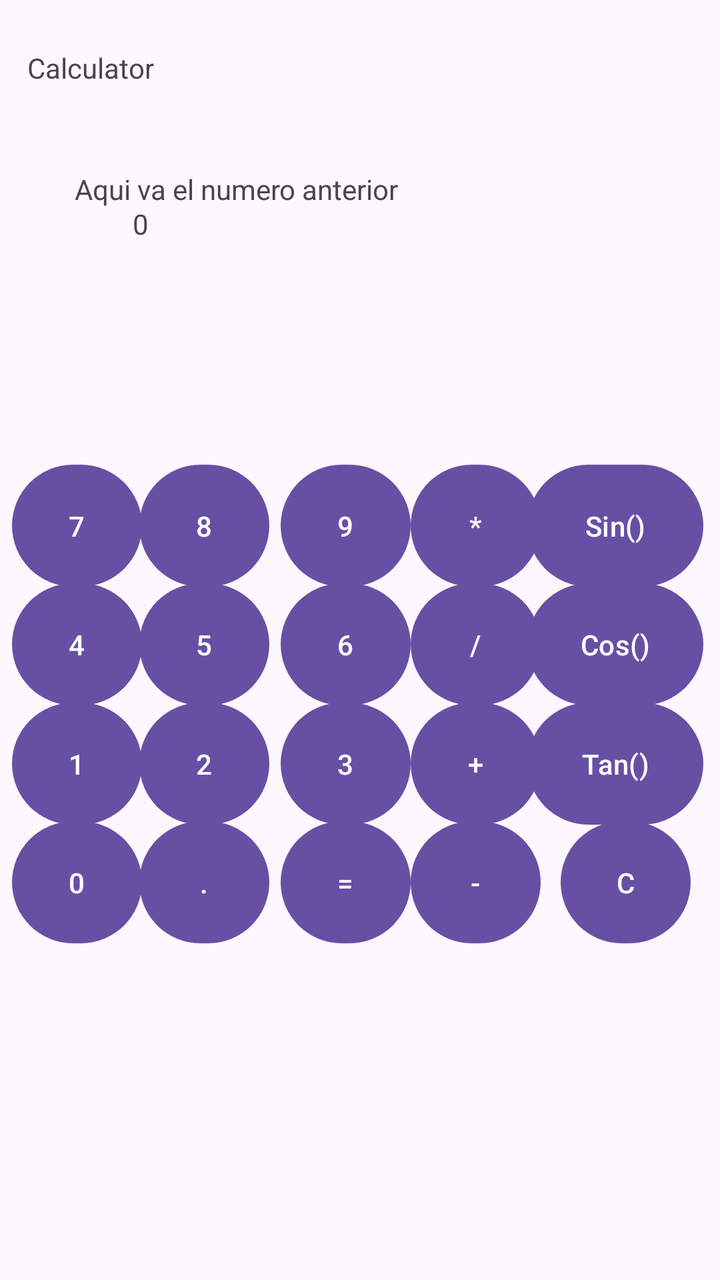
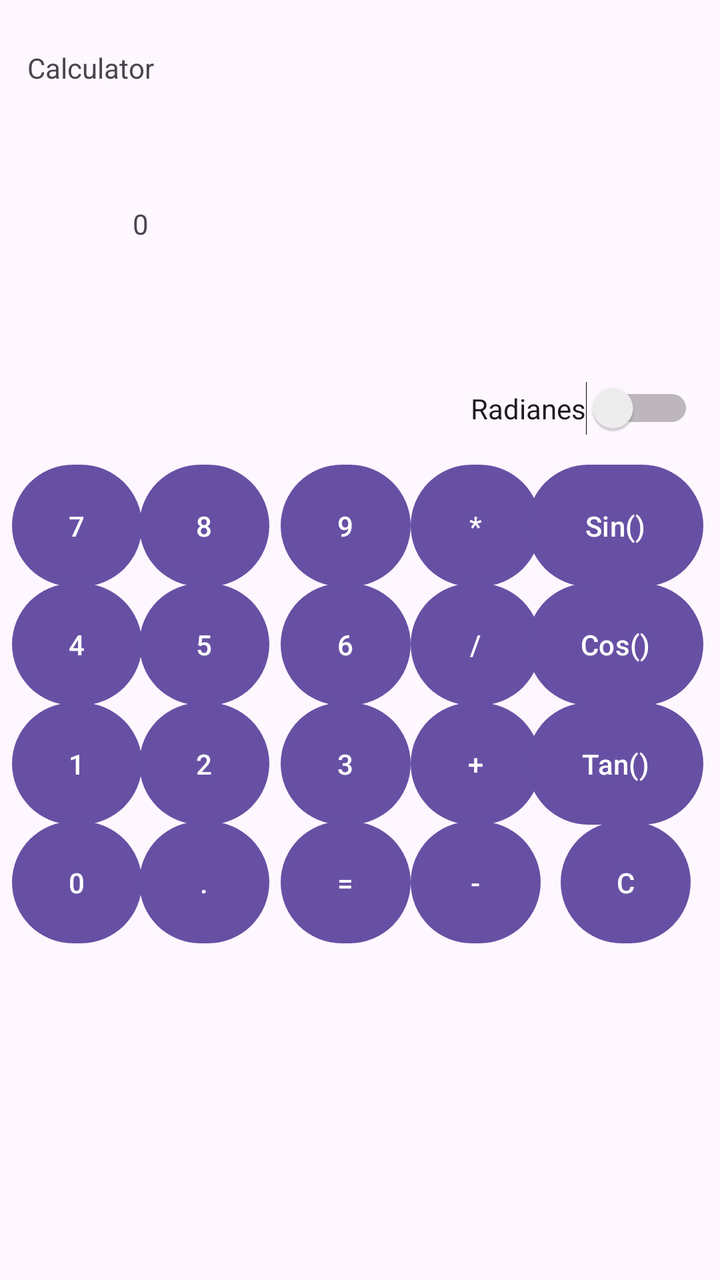

Screens rendered from an Android XML layout before and after an edit, with the pre-edit source and the edit as a unified diff.
<!-- AndroidManifest.xml: application theme Theme.MyApplication -->
<!-- res/layout/activity_main.xml -->
<?xml version="1.0" encoding="utf-8"?>
<androidx.constraintlayout.widget.ConstraintLayout xmlns:android="http://schemas.android.com/apk/res/android"
    xmlns:app="http://schemas.android.com/apk/res-auto"
    xmlns:tools="http://schemas.android.com/tools"
    android:id="@+id/main"
    android:layout_width="match_parent"
    android:layout_height="match_parent"
    tools:context=".MainActivity">

    <TextView
        android:id="@+id/textView2"
        android:layout_width="wrap_content"
        android:layout_height="wrap_content"
        android:text="Aqui va el numero anterior"
        app:layout_constraintBottom_toBottomOf="parent"
        app:layout_constraintEnd_toEndOf="parent"
        app:layout_constraintHorizontal_bias="0.188"
        app:layout_constraintStart_toStartOf="parent"
        app:layout_constraintTop_toTopOf="parent"
        app:layout_constraintVertical_bias="0.137" />

    <Button
        android:id="@+id/buttonClear"
        android:layout_width="65dp"
        android:layout_height="69dp"
        android:text="C"
        app:layout_constraintBottom_toBottomOf="parent"
        app:layout_constraintEnd_toEndOf="parent"
        app:layout_constraintHorizontal_bias="0.95"
        app:layout_constraintStart_toStartOf="parent"
        app:layout_constraintTop_toTopOf="parent"
        app:layout_constraintVertical_bias="0.712" />

    <Button
        android:id="@+id/buttonPoint"
        android:layout_width="65dp"
        android:layout_height="69dp"
        android:text="."
        app:layout_constraintBottom_toBottomOf="parent"
        app:layout_constraintEnd_toEndOf="parent"
        app:layout_constraintHorizontal_bias="0.236"
        app:layout_constraintStart_toStartOf="parent"
        app:layout_constraintTop_toTopOf="parent"
        app:layout_constraintVertical_bias="0.712" />

    <Button
        android:id="@+id/button8"
        android:layout_width="65dp"
        android:layout_height="69dp"
        android:text="8"
        app:layout_constraintBottom_toBottomOf="parent"
        app:layout_constraintEnd_toEndOf="parent"
        app:layout_constraintHorizontal_bias="0.236"
        app:layout_constraintStart_toStartOf="parent"
        app:layout_constraintTop_toTopOf="parent"
        app:layout_constraintVertical_bias="0.4" />

    <Button
        android:id="@+id/buttonTimes"
        android:layout_width="65dp"
        android:layout_height="69dp"
        android:text="*"
        app:layout_constraintBottom_toBottomOf="parent"
        app:layout_constraintEnd_toEndOf="parent"
        app:layout_constraintHorizontal_bias="0.696"
        app:layout_constraintStart_toStartOf="parent"
        app:layout_constraintTop_toTopOf="parent"
        app:layout_constraintVertical_bias="0.4" />

    <Button
        android:id="@+id/button6"
        android:layout_width="65dp"
        android:layout_height="69dp"
        android:text="6"
        app:layout_constraintBottom_toBottomOf="parent"
        app:layout_constraintEnd_toEndOf="parent"
        app:layout_constraintHorizontal_bias="0.476"
        app:layout_constraintStart_toStartOf="parent"
        app:layout_constraintTop_toTopOf="parent"
        app:layout_constraintVertical_bias="0.504" />

    <Button
        android:id="@+id/button5"
        android:layout_width="65dp"
        android:layout_height="69dp"
        android:text="5"
        app:layout_constraintBottom_toBottomOf="parent"
        app:layout_constraintEnd_toEndOf="parent"
        app:layout_constraintHorizontal_bias="0.236"
        app:layout_constraintStart_toStartOf="parent"
        app:layout_constraintTop_toTopOf="parent"
        app:layout_constraintVertical_bias="0.504" />

    <Button
        android:id="@+id/button3"
        android:layout_width="65dp"
        android:layout_height="69dp"
        android:text="3"
        app:layout_constraintBottom_toBottomOf="parent"
        app:layout_constraintEnd_toEndOf="parent"
        app:layout_constraintHorizontal_bias="0.476"
        app:layout_constraintStart_toStartOf="parent"
        app:layout_constraintTop_toTopOf="parent"
        app:layout_constraintVertical_bias="0.608" />

    <Button
        android:id="@+id/buttonDividedBy"
        android:layout_width="65dp"
        android:layout_height="69dp"
        android:text="/"
        app:layout_constraintBottom_toBottomOf="parent"
        app:layout_constraintEnd_toEndOf="parent"
        app:layout_constraintHorizontal_bias="0.696"
        app:layout_constraintStart_toStartOf="parent"
        app:layout_constraintTop_toTopOf="parent"
        app:layout_constraintVertical_bias="0.504" />

    <Button
        android:id="@+id/button"
        android:layout_width="65dp"
        android:layout_height="69dp"
        android:text="1"
        app:layout_constraintBottom_toBottomOf="parent"
        app:layout_constraintEnd_toEndOf="parent"
        app:layout_constraintHorizontal_bias="0.02"
        app:layout_constraintStart_toStartOf="parent"
        app:layout_constraintTop_toTopOf="parent"
        app:layout_constraintVertical_bias="0.608" />

    <Button
        android:id="@+id/buttonPlus"
        android:layout_width="65dp"
        android:layout_height="69dp"
        android:text="+"
        app:layout_constraintBottom_toBottomOf="parent"
        app:layout_constraintEnd_toEndOf="parent"
        app:layout_constraintHorizontal_bias="0.696"
        app:layout_constraintStart_toStartOf="parent"
        app:layout_constraintTop_toTopOf="parent"
        app:layout_constraintVertical_bias="0.608" />

    <Button
        android:id="@+id/button9"
        android:layout_width="65dp"
        android:layout_height="69dp"
        android:text="9"
        app:layout_constraintBottom_toBottomOf="parent"
        app:layout_constraintEnd_toEndOf="parent"
        app:layout_constraintHorizontal_bias="0.476"
        app:layout_constraintStart_toStartOf="parent"
        app:layout_constraintTop_toTopOf="parent"
        app:layout_constraintVertical_bias="0.4" />

    <Button
        android:id="@+id/buttonEquals"
        android:layout_width="65dp"
        android:layout_height="69dp"
        android:text="="
        app:layout_constraintBottom_toBottomOf="parent"
        app:layout_constraintEnd_toEndOf="parent"
        app:layout_constraintHorizontal_bias="0.476"
        app:layout_constraintStart_toStartOf="parent"
        app:layout_constraintTop_toTopOf="parent"
        app:layout_constraintVertical_bias="0.712" />

    <Button
        android:id="@+id/buttonCos"
        android:layout_width="wrap_content"
        android:layout_height="69dp"
        android:text="Cos()"
        app:layout_constraintBottom_toBottomOf="parent"
        app:layout_constraintEnd_toEndOf="parent"
        app:layout_constraintHorizontal_bias="0.969"
        app:layout_constraintStart_toStartOf="parent"
        app:layout_constraintTop_toTopOf="parent"
        app:layout_constraintVertical_bias="0.504" />

    <Button
        android:id="@+id/button0"
        android:layout_width="65dp"
        android:layout_height="69dp"
        android:text="0"
        app:layout_constraintBottom_toBottomOf="parent"
        app:layout_constraintEnd_toEndOf="parent"
        app:layout_constraintHorizontal_bias="0.02"
        app:layout_constraintStart_toStartOf="parent"
        app:layout_constraintTop_toTopOf="parent"
        app:layout_constraintVertical_bias="0.712" />

    <Button
        android:id="@+id/buttonTan"
        android:layout_width="wrap_content"
        android:layout_height="69dp"
        android:text="Tan()"
        app:layout_constraintBottom_toBottomOf="parent"
        app:layout_constraintEnd_toEndOf="parent"
        app:layout_constraintHorizontal_bias="0.969"
        app:layout_constraintStart_toStartOf="parent"
        app:layout_constraintTop_toTopOf="parent"
        app:layout_constraintVertical_bias="0.608" />

    <Button
        android:id="@+id/button7"
        android:layout_width="65dp"
        android:layout_height="69dp"
        android:text="7"
        app:layout_constraintBottom_toBottomOf="parent"
        app:layout_constraintEnd_toEndOf="parent"
        app:layout_constraintHorizontal_bias="0.02"
        app:layout_constraintStart_toStartOf="parent"
        app:layout_constraintTop_toTopOf="parent"
        app:layout_constraintVertical_bias="0.4" />

    <Button
        android:id="@+id/button2"
        android:layout_width="65dp"
        android:layout_height="69dp"
        android:text="2"
        app:layout_constraintBottom_toBottomOf="parent"
        app:layout_constraintEnd_toEndOf="parent"
        app:layout_constraintHorizontal_bias="0.236"
        app:layout_constraintStart_toStartOf="parent"
        app:layout_constraintTop_toTopOf="parent"
        app:layout_constraintVertical_bias="0.608" />

    <Button
        android:id="@+id/buttonMinus"
        android:layout_width="65dp"
        android:layout_height="69dp"
        android:text="-"
        app:layout_constraintBottom_toBottomOf="parent"
        app:layout_constraintEnd_toEndOf="parent"
        app:layout_constraintHorizontal_bias="0.696"
        app:layout_constraintStart_toStartOf="parent"
        app:layout_constraintTop_toTopOf="parent"
        app:layout_constraintVertical_bias="0.712" />

    <Button
        android:id="@+id/button4"
        android:layout_width="65dp"
        android:layout_height="69dp"
        android:text="4"
        app:layout_constraintBottom_toBottomOf="parent"
        app:layout_constraintEnd_toEndOf="parent"
        app:layout_constraintHorizontal_bias="0.02"
        app:layout_constraintStart_toStartOf="parent"
        app:layout_constraintTop_toTopOf="parent"
        app:layout_constraintVertical_bias="0.504" />

    <Button
        android:id="@+id/buttonSin"
        android:layout_width="wrap_content"
        android:layout_height="69dp"
        android:text="Sin()"
        app:layout_constraintBottom_toBottomOf="parent"
        app:layout_constraintEnd_toEndOf="parent"
        app:layout_constraintHorizontal_bias="0.969"
        app:layout_constraintStart_toStartOf="parent"
        app:layout_constraintTop_toTopOf="parent"
        app:layout_constraintVertical_bias="0.4" />

    <TextView
        android:layout_width="wrap_content"
        android:layout_height="wrap_content"
        android:text="Calculator"
        app:layout_constraintBottom_toBottomOf="parent"
        app:layout_constraintEnd_toEndOf="parent"
        app:layout_constraintHorizontal_bias="0.046"
        app:layout_constraintStart_toStartOf="parent"
        app:layout_constraintTop_toTopOf="parent"
        app:layout_constraintVertical_bias="0.039" />

    <TextView
        android:id="@+id/textView"
        android:layout_width="wrap_content"
        android:layout_height="wrap_content"
        android:text="0"
        app:layout_constraintBottom_toBottomOf="parent"
        app:layout_constraintEnd_toEndOf="parent"
        app:layout_constraintHorizontal_bias="0.188"
        app:layout_constraintStart_toStartOf="parent"
        app:layout_constraintTop_toTopOf="parent"
        app:layout_constraintVertical_bias="0.165" />

</androidx.constraintlayout.widget.ConstraintLayout>
<!-- resources referenced by this layout -->
<resources>
  <style name="Theme.MyApplication" parent="Base.Theme.MyApplication" />
  <style name="Base.Theme.MyApplication" parent="Theme.Material3.DayNight.NoActionBar">
          
          
      </style>
</resources>

<!-- the commit's change to res/layout/activity_main.xml (unified diff, before → after) -->
@@ -7,18 +7,6 @@
     android:layout_height="match_parent"
     tools:context=".MainActivity">
 
-    <TextView
-        android:id="@+id/textView2"
-        android:layout_width="wrap_content"
-        android:layout_height="wrap_content"
-        android:text="Aqui va el numero anterior"
-        app:layout_constraintBottom_toBottomOf="parent"
-        app:layout_constraintEnd_toEndOf="parent"
-        app:layout_constraintHorizontal_bias="0.188"
-        app:layout_constraintStart_toStartOf="parent"
-        app:layout_constraintTop_toTopOf="parent"
-        app:layout_constraintVertical_bias="0.137" />
-
     <Button
         android:id="@+id/buttonClear"
         android:layout_width="65dp"
@@ -282,4 +270,16 @@
         app:layout_constraintTop_toTopOf="parent"
         app:layout_constraintVertical_bias="0.165" />
 
+    <Switch
+        android:id="@+id/Switch"
+        android:layout_width="wrap_content"
+        android:layout_height="wrap_content"
+        android:text="Radianes"
+        app:layout_constraintBottom_toBottomOf="parent"
+        app:layout_constraintEnd_toEndOf="parent"
+        app:layout_constraintHorizontal_bias="0.947"
+        app:layout_constraintStart_toStartOf="parent"
+        app:layout_constraintTop_toTopOf="parent"
+        app:layout_constraintVertical_bias="0.311" />
+
 </androidx.constraintlayout.widget.ConstraintLayout>
